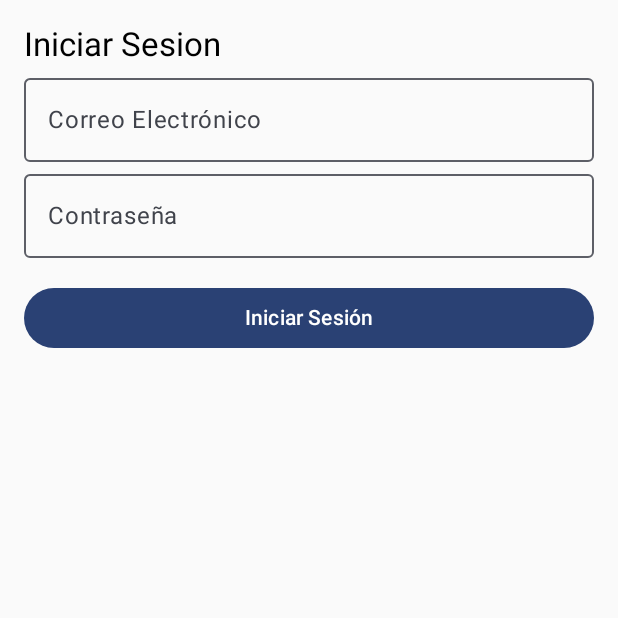
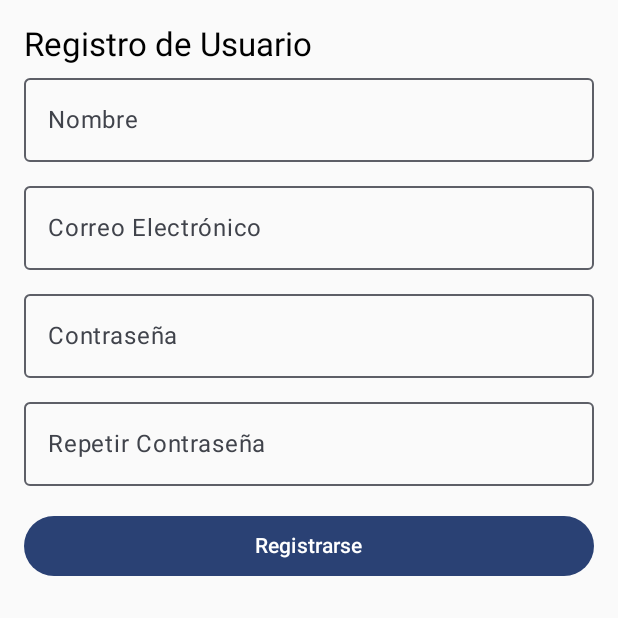
Before and after one commit to StephanoW20/AppUE, an Android app built with Jetpack Compose: the screen it shows after launch (MainActivity), on a phone screen of 412 x 824 dp, the top half of it. Run offline under Robolectric (Android 15) with nearby library versions, the phone set to English and light mode, and no system bars.

Commit message:
Implement navigation and basic screens

```diff
--- a/app/build.gradle.kts
+++ b/app/build.gradle.kts
@@ -56,4 +56,7 @@ dependencies {
     androidTestImplementation(libs.androidx.ui.test.junit4)
     debugImplementation(libs.androidx.ui.tooling)
     debugImplementation(libs.androidx.ui.test.manifest)
+
+    implementation("androidx.navigation:navigation-compose:2.9.4")
+
 }
--- a/app/src/main/java/dev/stephano/appue/MainActivity.kt
+++ b/app/src/main/java/dev/stephano/appue/MainActivity.kt
@@ -12,6 +12,9 @@ import androidx.compose.runtime.Composable
 import androidx.compose.ui.Modifier
 import androidx.compose.ui.tooling.preview.Preview
 import dev.stephano.appue.presentation.auth.LoginScreen
+import dev.stephano.appue.presentation.auth.RegisterScreen
+import dev.stephano.appue.presentation.home.HomeScreen
+import dev.stephano.appue.presentation.navigation.AppNavGraph
 import dev.stephano.appue.ui.theme.AppUETheme
 
 class MainActivity : ComponentActivity() {
@@ -20,7 +23,10 @@ class MainActivity : ComponentActivity() {
         enableEdgeToEdge()
         setContent {
             AppUETheme {
-                LoginScreen()
+                //LoginScreen()
+                //RegisterScreen()
+                AppNavGraph()
+                //HomeScreen()
             }
         }
     }
--- /dev/null
+++ b/app/src/main/java/dev/stephano/appue/presentation/auth/RegisterScreen.kt
@@ -0,0 +1,89 @@
+package dev.stephano.appue.presentation.auth
+
+import androidx.compose.foundation.layout.Column
+import androidx.compose.foundation.layout.Spacer
+import androidx.compose.foundation.layout.fillMaxWidth
+import androidx.compose.foundation.layout.height
+import androidx.compose.foundation.layout.padding
+import androidx.compose.material3.Button
+import androidx.compose.material3.MaterialTheme
+import androidx.compose.material3.OutlinedTextField
+import androidx.compose.material3.Text
+import androidx.compose.runtime.Composable
+import androidx.compose.runtime.getValue
+import androidx.compose.runtime.mutableStateOf
+import androidx.compose.runtime.remember
+import androidx.compose.runtime.setValue
+import androidx.compose.ui.Modifier
+import androidx.compose.ui.unit.dp
+import androidx.navigation.NavController
+
+@Composable
+fun RegisterScreen(navController: NavController) {
+    var name by remember { mutableStateOf("") }
+    var email by remember { mutableStateOf("") }
+    var password by remember { mutableStateOf("") }
+    var confirmPassword by remember { mutableStateOf("") }
+
+    Column(
+        modifier = Modifier.padding(16.dp)
+    ) {
+        Text("Registro de Usuario", style = MaterialTheme.typography.titleLarge)
+
+        // Campo para el nombre
+        OutlinedTextField(
+            value = name,
+            onValueChange = { name = it },
+            label = { Text("Nombre") },
+            modifier = Modifier.fillMaxWidth()
+        )
+
+        Spacer(modifier = Modifier.height(8.dp))
+
+        // Campo para el correo electrónico
+        OutlinedTextField(
+            value = email,
+            onValueChange = { email = it },
+            label = { Text("Correo Electrónico") },
+            modifier = Modifier.fillMaxWidth()
+        )
+
+        Spacer(modifier = Modifier.height(8.dp))
+
+        // Campo para la contraseña
+        OutlinedTextField(
+            value = password,
+            onValueChange = { password = it },
+            label = { Text("Contraseña") },
+            modifier = Modifier.fillMaxWidth()
+        )
+
+        Spacer(modifier = Modifier.height(8.dp))
+
+        // Campo para repetir la contraseña
+        OutlinedTextField(
+            value = confirmPassword,
+            onValueChange = { confirmPassword = it },
+            label = { Text("Repetir Contraseña") },
+            modifier = Modifier.fillMaxWidth()
+        )
+
+        Spacer(modifier = Modifier.height(16.dp))
+
+        Button(
+            onClick = {
+                /* Todo*/
+
+                if(email.isNotBlank()
+                    && password.isNotBlank()
+                    && password == confirmPassword){
+                    navController.navigate("login")
+                    }
+
+            },
+            modifier = Modifier.fillMaxWidth()
+        ) {
+            Text("Registrarse")
+        }
+    }
+}
--- /dev/null
+++ b/app/src/main/java/dev/stephano/appue/presentation/navigation/AppNavGraph.kt
@@ -0,0 +1,27 @@
+package dev.stephano.appue.presentation.navigation
+
+import androidx.compose.runtime.Composable
+import androidx.navigation.compose.NavHost
+import androidx.navigation.compose.composable
+import androidx.navigation.compose.rememberNavController
+import dev.stephano.appue.presentation.auth.LoginScreen
+import dev.stephano.appue.presentation.auth.RegisterScreen
+import dev.stephano.appue.presentation.home.HomeScreen
+
+@Composable
+fun AppNavGraph(){
+
+    val navController = rememberNavController()
+
+    NavHost(navController = navController,
+        startDestination = "register"){
+
+        composable (route="register"){ RegisterScreen(navController) }
+        composable (route="login"){ LoginScreen(navController) }
+        composable(route = "home") { HomeScreen(navController) }
+
+
+    }
+
+
+}
```
Also changed, not shown: app/src/main/java/dev/stephano/appue/presentation/auth/LoginScreen.kt (+8 -1 lines), app/src/main/java/dev/stephano/appue/presentation/home/HomeScreen.kt (added, +52 -0 lines).
